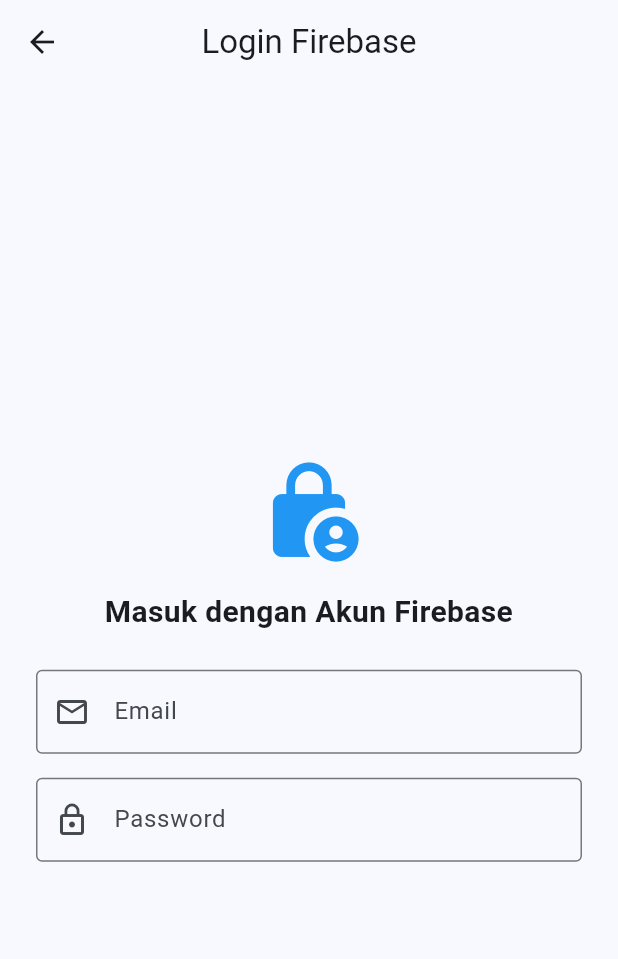
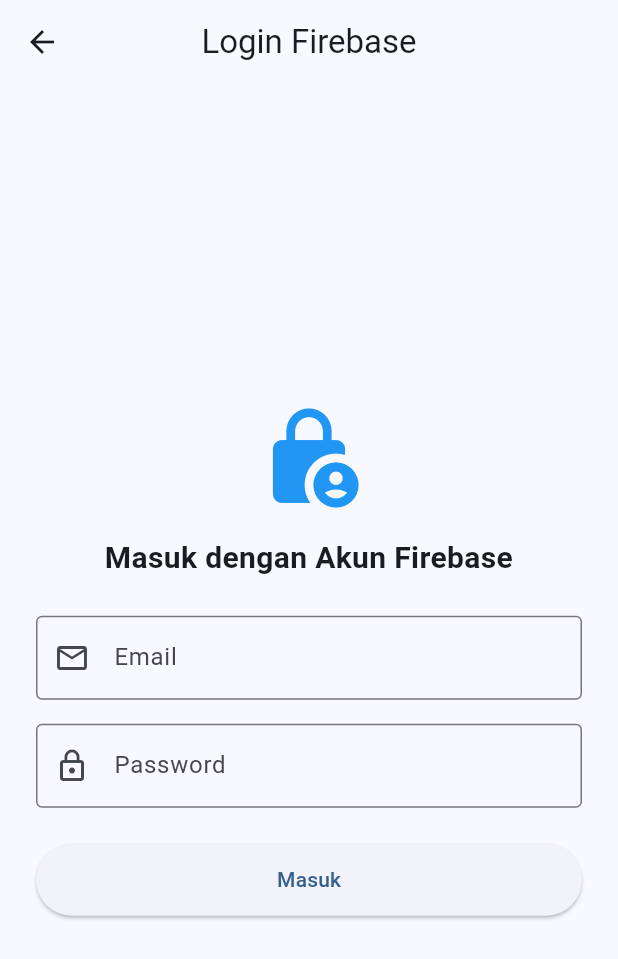
Before and after one commit to syafiqfadhil/pertemuan_8, a Flutter app: the LoginPage screen opened directly, on a phone screen of 412 x 824 dp. Shown: the top 959 px of the screen. Run offline on Flutter 3.47's test engine with Material 3 defaults, Android fonts, the phone set to English and light mode, and no system bars; our stand-ins replace firebase_auth, firebase_core; accounts and stored records are empty.

Commit message:
menambahkan tombol Masuk pada form login

```diff
--- a/pertemuan_8_mobile/lib/screens/login_page.dart
+++ b/pertemuan_8_mobile/lib/screens/login_page.dart
@@ -57,6 +57,13 @@ class _LoginPageState extends State<LoginPage> {
                   prefixIcon: Icon(Icons.lock_outline),
                   border: OutlineInputBorder(),
                 ),
+              ),
+              const SizedBox(height: 24),
+              SizedBox(
+                height: 48,
+                child: ElevatedButton(
+                  onPressed: () {},
+                  child: const Text('Masuk')),
               )
             ],
           ),
```
